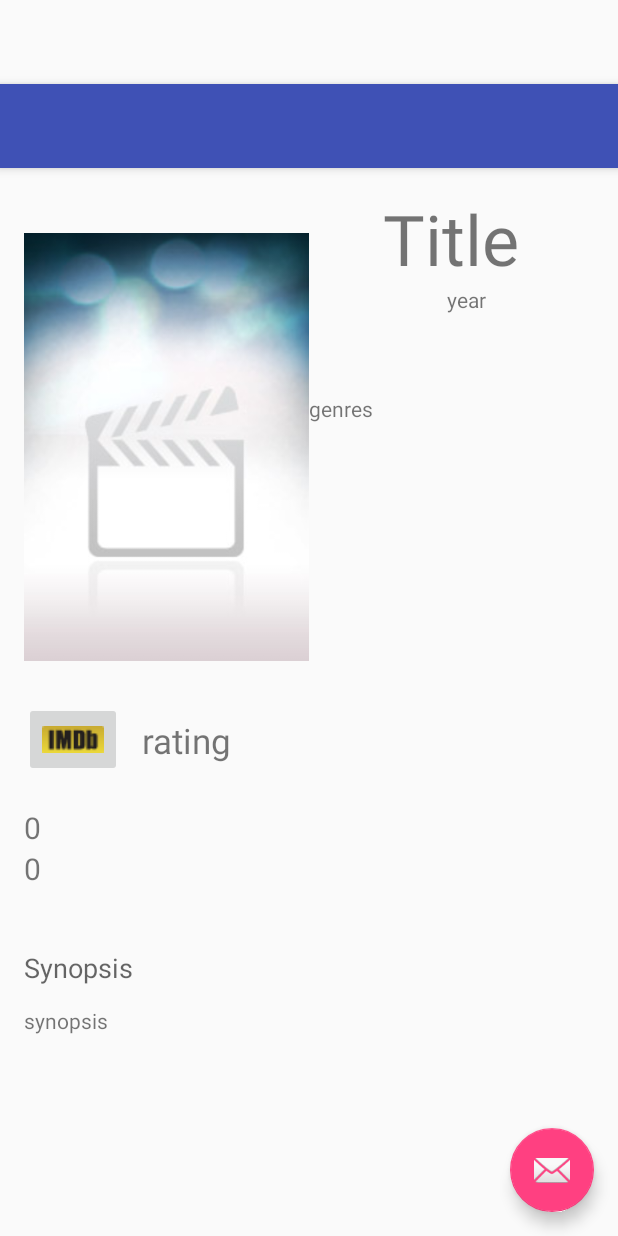
After one commit to ruhickey/MovieDB, an Android app: the layout activity_view_movie.xml on its own in the app's theme, with its tools: preview values and no code run, on a phone screen of 412 x 824 dp. The commit adds this screen. Run offline under Robolectric (Android 15) with nearby library versions, the phone set to English and light mode, and no system bars; network calls fail.

Commit message:
Added missing xml file for MovieView. Added missing images for logos.

```diff
--- /dev/null
+++ b/app/src/main/res/layout/activity_view_movie.xml
@@ -0,0 +1,34 @@
+<?xml version="1.0" encoding="utf-8"?>
+<android.support.design.widget.CoordinatorLayout xmlns:android="http://schemas.android.com/apk/res/android"
+    xmlns:app="http://schemas.android.com/apk/res-auto"
+    xmlns:tools="http://schemas.android.com/tools"
+    android:layout_width="match_parent"
+    android:layout_height="match_parent"
+    android:fitsSystemWindows="true"
+    tools:context="ie.thecoolkids.moviedb.ViewMovie">
+
+    <android.support.design.widget.AppBarLayout
+        android:layout_width="match_parent"
+        android:layout_height="wrap_content"
+        android:theme="@style/AppTheme.AppBarOverlay">
+
+        <android.support.v7.widget.Toolbar
+            android:id="@+id/toolbar"
+            android:layout_width="match_parent"
+            android:layout_height="?attr/actionBarSize"
+            android:background="?attr/colorPrimary"
+            app:popupTheme="@style/AppTheme.PopupOverlay" />
+
+    </android.support.design.widget.AppBarLayout>
+
+    <include layout="@layout/content_view_movie" />
+
+    <android.support.design.widget.FloatingActionButton
+        android:id="@+id/fab"
+        android:layout_width="wrap_content"
+        android:layout_height="wrap_content"
+        android:layout_gravity="bottom|end"
+        android:layout_margin="@dimen/fab_margin"
+        android:src="@android:drawable/ic_dialog_email" />
+
+</android.support.design.widget.CoordinatorLayout>
--- a/app/src/main/res/layout/content_view_movie.xml
+++ b/app/src/main/res/layout/content_view_movie.xml
@@ -36,7 +36,7 @@
                     android:id="@+id/poster"
                     android:layout_alignParentTop="true"
                     android:layout_alignParentStart="true"
-                    android:src="@drawable/mediumcover"
+                    android:src="@drawable/movies"
                     android:layout_weight="2" />
             </LinearLayout>
 
```
Also changed, not shown: app/src/main/res/drawable/logoimdb.png (added).
